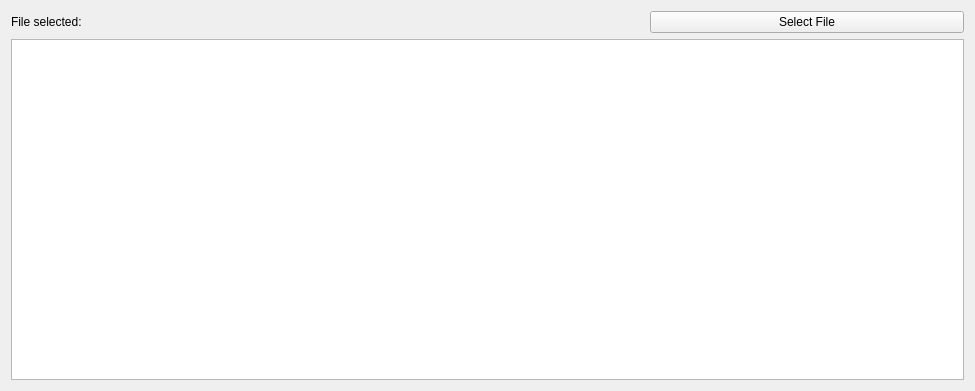
Above: Python/gui/odourwin.ui from yagarwal123/autonomouse before the change. Below: the same form after it.
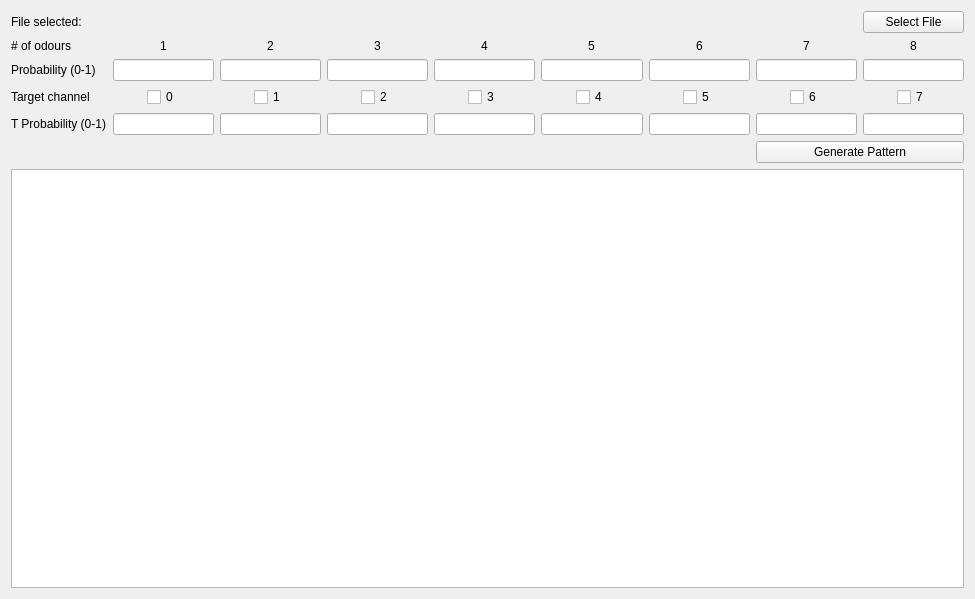
That is the form after the change.

Commit message: odour window update, still need to fix bug

What changed in the file:
```diff
--- a/Python/gui/odourwin.ui
+++ b/Python/gui/odourwin.ui
@@ -7,41 +7,236 @@
     <x>0</x>
     <y>0</y>
     <width>975</width>
-    <height>391</height>
+    <height>599</height>
    </rect>
   </property>
   <property name="windowTitle">
    <string>Form</string>
   </property>
   <layout class="QGridLayout" name="gridLayout_3">
-   <item row="0" column="0">
-    <widget class="QLabel" name="label">
+   <item row="2" column="8">
+    <widget class="QLineEdit" name="p8"/>
+   </item>
+   <item row="2" column="6">
+    <widget class="QLineEdit" name="p6"/>
+   </item>
+   <item row="1" column="4" alignment="Qt::AlignHCenter">
+    <widget class="QLabel" name="label_11">
      <property name="text">
-      <string>File selected:</string>
+      <string>4</string>
      </property>
     </widget>
    </item>
-   <item row="0" column="1">
+   <item row="1" column="0">
+    <widget class="QLabel" name="label_5">
+     <property name="text">
+      <string># of odours</string>
+     </property>
+    </widget>
+   </item>
+   <item row="1" column="1" alignment="Qt::AlignHCenter">
+    <widget class="QLabel" name="label_14">
+     <property name="text">
+      <string>1</string>
+     </property>
+    </widget>
+   </item>
+   <item row="0" column="7">
     <widget class="QLabel" name="fileDisp">
      <property name="text">
       <string/>
      </property>
     </widget>
    </item>
-   <item row="0" column="2">
+   <item row="0" column="8">
     <widget class="QPushButton" name="selectFileButton">
      <property name="text">
       <string>Select File</string>
      </property>
     </widget>
    </item>
-   <item row="1" column="0" colspan="3">
+   <item row="0" column="0">
+    <widget class="QLabel" name="label">
+     <property name="text">
+      <string>File selected:</string>
+     </property>
+    </widget>
+   </item>
+   <item row="1" column="6" alignment="Qt::AlignHCenter">
+    <widget class="QLabel" name="label_13">
+     <property name="text">
+      <string>6</string>
+     </property>
+    </widget>
+   </item>
+   <item row="1" column="3" alignment="Qt::AlignHCenter">
+    <widget class="QLabel" name="label_16">
+     <property name="text">
+      <string>3</string>
+     </property>
+    </widget>
+   </item>
+   <item row="1" column="8" alignment="Qt::AlignHCenter">
+    <widget class="QLabel" name="label_8">
+     <property name="text">
+      <string>8</string>
+     </property>
+    </widget>
+   </item>
+   <item row="1" column="2" alignment="Qt::AlignHCenter">
+    <widget class="QLabel" name="label_15">
+     <property name="text">
+      <string>2</string>
+     </property>
+    </widget>
+   </item>
+   <item row="1" column="7" alignment="Qt::AlignHCenter">
+    <widget class="QLabel" name="label_7">
+     <property name="text">
+      <string>7</string>
+     </property>
+    </widget>
+   </item>
+   <item row="1" column="5" alignment="Qt::AlignHCenter">
+    <widget class="QLabel" name="label_12">
+     <property name="text">
+      <string>5</string>
+     </property>
+    </widget>
+   </item>
+   <item row="4" column="1">
+    <widget class="QLineEdit" name="TP1"/>
+   </item>
+   <item row="3" column="7" alignment="Qt::AlignHCenter">
+    <widget class="QCheckBox" name="checkBox_7">
+     <property name="text">
+      <string>6</string>
+     </property>
+    </widget>
+   </item>
+   <item row="2" column="0">
+    <widget class="QLabel" name="label_17">
+     <property name="text">
+      <string>Probability (0-1)</string>
+     </property>
+    </widget>
+   </item>
+   <item row="2" column="7">
+    <widget class="QLineEdit" name="p7"/>
+   </item>
+   <item row="2" column="5">
+    <widget class="QLineEdit" name="p5"/>
+   </item>
+   <item row="2" column="2">
+    <widget class="QLineEdit" name="p2"/>
+   </item>
+   <item row="2" column="3">
+    <widget class="QLineEdit" name="p3"/>
+   </item>
+   <item row="2" column="1">
+    <widget class="QLineEdit" name="p1"/>
+   </item>
+   <item row="2" column="4">
+    <widget class="QLineEdit" name="p4"/>
+   </item>
+   <item row="3" column="3" alignment="Qt::AlignHCenter">
+    <widget class="QCheckBox" name="checkBox_3">
+     <property name="text">
+      <string>2</string>
+     </property>
+    </widget>
+   </item>
+   <item row="3" column="2" alignment="Qt::AlignHCenter">
+    <widget class="QCheckBox" name="checkBox_2">
+     <property name="text">
+      <string>1</string>
+     </property>
+    </widget>
+   </item>
+   <item row="4" column="6">
+    <widget class="QLineEdit" name="TP6"/>
+   </item>
+   <item row="4" column="5">
+    <widget class="QLineEdit" name="TP5"/>
+   </item>
+   <item row="6" column="0" colspan="9">
     <layout class="QGridLayout" name="gridLayout_2">
      <item row="0" column="0">
       <widget class="QTextEdit" name="patternEdit"/>
      </item>
     </layout>
    </item>
+   <item row="4" column="2">
+    <widget class="QLineEdit" name="TP2"/>
+   </item>
+   <item row="4" column="7">
+    <widget class="QLineEdit" name="TP7"/>
+   </item>
+   <item row="4" column="8">
+    <widget class="QLineEdit" name="TP8"/>
+   </item>
+   <item row="3" column="4" alignment="Qt::AlignHCenter">
+    <widget class="QCheckBox" name="checkBox_4">
+     <property name="text">
+      <string>3</string>
+     </property>
+    </widget>
+   </item>
+   <item row="3" column="8" alignment="Qt::AlignHCenter">
+    <widget class="QCheckBox" name="checkBox_8">
+     <property name="text">
+      <string>7</string>
+     </property>
+    </widget>
+   </item>
+   <item row="4" column="4">
+    <widget class="QLineEdit" name="TP4"/>
+   </item>
+   <item row="3" column="1" alignment="Qt::AlignHCenter">
+    <widget class="QCheckBox" name="checkBox">
+     <property name="text">
+      <string>0</string>
+     </property>
+    </widget>
+   </item>
+   <item row="3" column="6" alignment="Qt::AlignHCenter">
+    <widget class="QCheckBox" name="checkBox_6">
+     <property name="text">
+      <string>5</string>
+     </property>
+    </widget>
+   </item>
+   <item row="4" column="3">
+    <widget class="QLineEdit" name="TP3"/>
+   </item>
+   <item row="3" column="5" alignment="Qt::AlignHCenter">
+    <widget class="QCheckBox" name="checkBox_5">
+     <property name="text">
+      <string>4</string>
+     </property>
+    </widget>
+   </item>
+   <item row="3" column="0">
+    <widget class="QLabel" name="label_27">
+     <property name="text">
+      <string>Target channel</string>
+     </property>
+    </widget>
+   </item>
+   <item row="4" column="0">
+    <widget class="QLabel" name="label_18">
+     <property name="text">
+      <string>T Probability (0-1)</string>
+     </property>
+    </widget>
+   </item>
+   <item row="5" column="7" colspan="2">
+    <widget class="QPushButton" name="generateButton">
+     <property name="text">
+      <string>Generate Pattern</string>
+     </property>
+    </widget>
+   </item>
   </layout>
  </widget>
  <resources/>
```
The commit also changes 4 other files.
